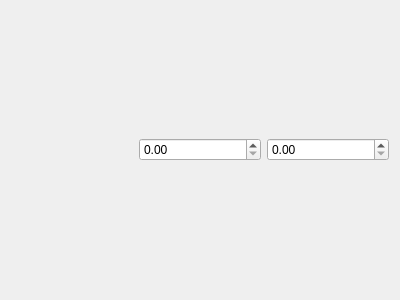
This is DIndexEditor.ui in enlighteningCrow/MatCal as Qt 5 draws it before an edit. The edited form follows.
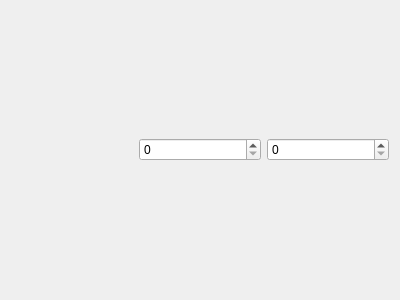
This is the edited form.

Patch:
```diff
--- a/DIndexEditor.ui
+++ b/DIndexEditor.ui
@@ -25,10 +25,10 @@
     </widget>
    </item>
    <item>
-    <widget class="QDoubleSpinBox" name="dimSize"/>
+    <widget class="QSpinBox" name="dimSize"/>
    </item>
    <item>
-    <widget class="QDoubleSpinBox" name="curInd"/>
+    <widget class="QSpinBox" name="curInd"/>
    </item>
   </layout>
  </widget>
```
